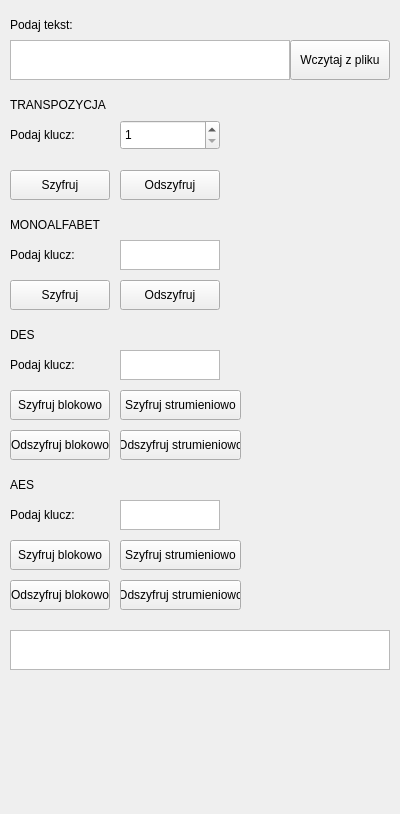
Above: MainWindow.ui from Nnunka/Kryptografia before the change. Below: the same form after it.
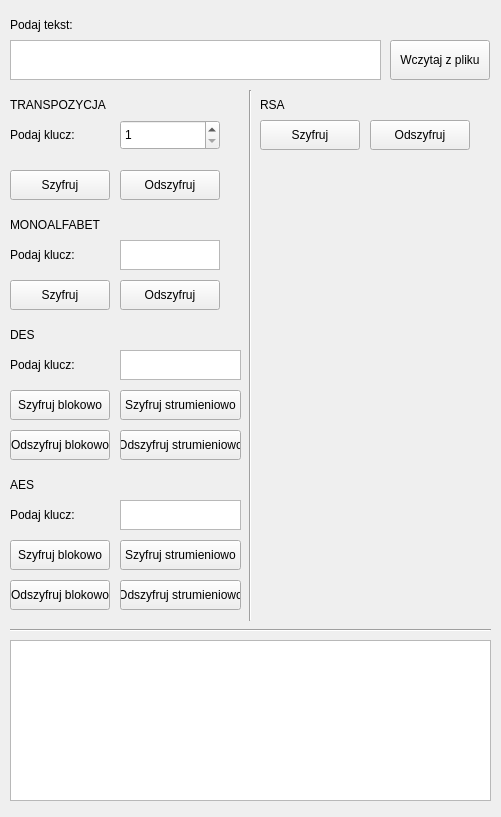
That is the form after the change.

The edit to the form file:
```diff
--- a/MainWindow.ui
+++ b/MainWindow.ui
@@ -6,13 +6,13 @@
    <rect>
     <x>0</x>
     <y>0</y>
-    <width>400</width>
-    <height>814</height>
+    <width>501</width>
+    <height>817</height>
    </rect>
   </property>
   <property name="maximumSize">
    <size>
-    <width>400</width>
+    <width>800</width>
     <height>16777215</height>
    </size>
   </property>
@@ -44,7 +44,7 @@
      <rect>
       <x>10</x>
       <y>40</y>
-      <width>280</width>
+      <width>371</width>
       <height>40</height>
      </rect>
     </property>
@@ -54,7 +54,7 @@
      <rect>
       <x>10</x>
       <y>90</y>
-      <width>380</width>
+      <width>231</width>
       <height>30</height>
      </rect>
     </property>
@@ -118,9 +118,9 @@
     <property name="geometry">
      <rect>
       <x>10</x>
-      <y>630</y>
-      <width>380</width>
-      <height>40</height>
+      <y>640</y>
+      <width>481</width>
+      <height>161</height>
      </rect>
     </property>
    </widget>
@@ -129,7 +129,7 @@
      <rect>
       <x>10</x>
       <y>210</y>
-      <width>380</width>
+      <width>231</width>
       <height>30</height>
      </rect>
     </property>
@@ -189,7 +189,7 @@
    <widget class="QPushButton" name="file">
     <property name="geometry">
      <rect>
-      <x>290</x>
+      <x>390</x>
       <y>40</y>
       <width>100</width>
       <height>40</height>
@@ -204,7 +204,7 @@
      <rect>
       <x>10</x>
       <y>320</y>
-      <width>380</width>
+      <width>231</width>
       <height>30</height>
      </rect>
     </property>
@@ -243,7 +243,7 @@
      <rect>
       <x>120</x>
       <y>350</y>
-      <width>100</width>
+      <width>121</width>
       <height>30</height>
      </rect>
     </property>
@@ -292,7 +292,7 @@
      <rect>
       <x>10</x>
       <y>470</y>
-      <width>380</width>
+      <width>231</width>
       <height>30</height>
      </rect>
     </property>
@@ -331,7 +331,7 @@
      <rect>
       <x>120</x>
       <y>500</y>
-      <width>100</width>
+      <width>121</width>
       <height>30</height>
      </rect>
     </property>
@@ -375,6 +375,71 @@
      <string>Szyfruj strumieniowo</string>
     </property>
    </widget>
+   <widget class="QLabel" name="label_10">
+    <property name="geometry">
+     <rect>
+      <x>260</x>
+      <y>90</y>
+      <width>231</width>
+      <height>30</height>
+     </rect>
+    </property>
+    <property name="text">
+     <string>RSA</string>
+    </property>
+   </widget>
+   <widget class="Line" name="line">
+    <property name="geometry">
+     <rect>
+      <x>240</x>
+      <y>90</y>
+      <width>20</width>
+      <height>531</height>
+     </rect>
+    </property>
+    <property name="orientation">
+     <enum>Qt::Vertical</enum>
+    </property>
+   </widget>
+   <widget class="Line" name="line_2">
+    <property name="geometry">
+     <rect>
+      <x>10</x>
+      <y>620</y>
+      <width>481</width>
+      <height>20</height>
+     </rect>
+    </property>
+    <property name="orientation">
+     <enum>Qt::Horizontal</enum>
+    </property>
+   </widget>
+   <widget class="QPushButton" name="odszyfruj_rsa">
+    <property name="geometry">
+     <rect>
+      <x>370</x>
+      <y>120</y>
+      <width>100</width>
+      <height>30</height>
+     </rect>
+    </property>
+    <property name="text">
+     <string>Odszyfruj</string>
+    </property>
+   </widget>
+   <widget class="QPushButton" name="szyfruj_rsa">
+    <property name="geometry">
+     <rect>
+      <x>260</x>
+      <y>120</y>
+      <width>100</width>
+      <height>30</height>
+     </rect>
+    </property>
+    <property name="text">
+     <string>Szyfruj</string>
+    </property>
+   </widget>
   </widget>
  </widget>
  <resources/>
```
